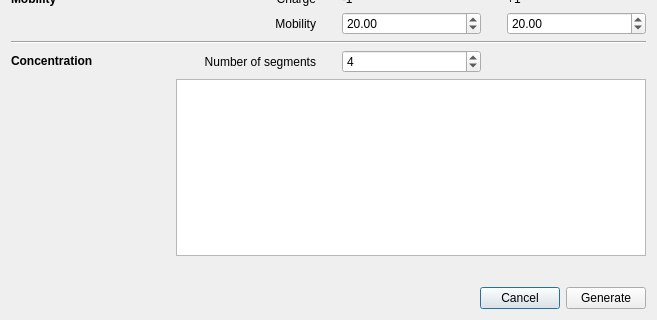
Before: the Qt Designer form src/ampholines.ui in hobrasoft/simul6, drawn with Qt 5; both pictures show x 0 to 657 and y 200 to 520 of the 657 by 520 pixel window.
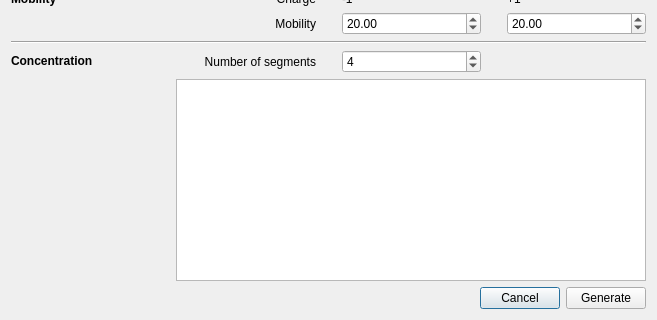
After: the same form once the commit is applied.

Patch:
```diff
--- a/src/ampholines.ui
+++ b/src/ampholines.ui
@@ -297,19 +297,6 @@
     </layout>
    </item>
    <item row="1" column="0">
-    <spacer name="verticalSpacer">
-     <property name="orientation">
-      <enum>Qt::Vertical</enum>
-     </property>
-     <property name="sizeHint" stdset="0">
-      <size>
-       <width>20</width>
-       <height>40</height>
-      </size>
-     </property>
-    </spacer>
-   </item>
-   <item row="2" column="0">
     <layout class="QHBoxLayout" name="horizontalLayout">
      <item>
       <spacer name="horizontalSpacer">
```
